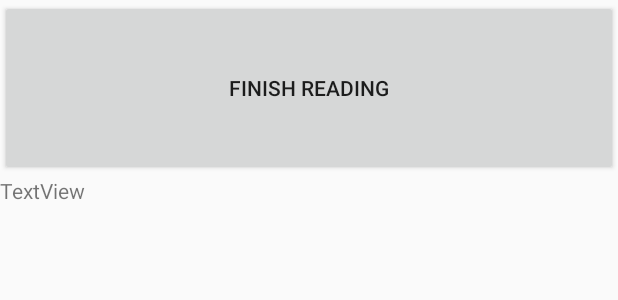
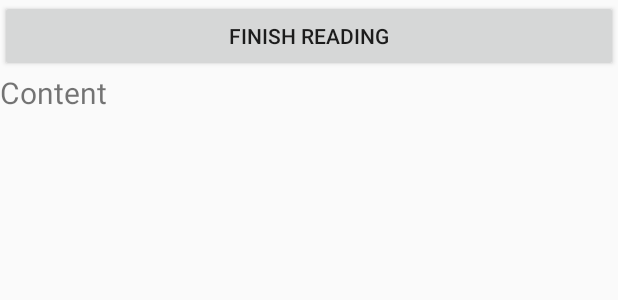
Before and after one commit to xhae/dwg-karrier, an Android app: the layout content.xml on its own in the app's theme, with its tools: preview values and no code run, on a phone screen of 412 x 824 dp. Shown: the top 300 px of the screen. Run offline under Robolectric (Android 15) with nearby library versions, the phone set to English and light mode, and no system bars.

Commit message:
Modify ContentView
solve minor issues:
1. Add title
2. Scroll available
solve unexpected issues:
1. Modify AndroidManifest.xml --> add internet access
1.1 But when we concatenate our modules, it should be careful. My first activity is ContentView, not Main_Activity.
2. Modify build.gradle --> typo in library
still need to be upgraded:
1. Set text size separately in one textView
2. Add image on contents

```diff
--- a/Roys/app/build.gradle
+++ b/Roys/app/build.gradle
@@ -25,7 +25,7 @@ dependencies {
     exclude group: 'com.android.support', module: 'support-annotations'
   })
   compile 'com.android.support:appcompat-v7:25.0.1'
-  compile files('libs/json_simplie-1.1.jar')
+  compile files('libs/json_simple-1.1.jar')
   compile files('libs/jsoup-1.10.2.jar')
   testCompile 'junit:junit:4.12'
 }
--- a/Roys/app/src/main/java/com/dwg_karrier/roys/MainActivity.java
+++ b/Roys/app/src/main/java/com/dwg_karrier/roys/MainActivity.java
@@ -1,7 +1,7 @@
 package com.dwg_karrier.roys;
 
+import android.os.Bundle;
 import android.support.v7.app.AppCompatActivity;
-import android.os.Bundle;
 
 public class MainActivity extends AppCompatActivity {
 
--- a/Roys/app/src/main/res/layout/content.xml
+++ b/Roys/app/src/main/res/layout/content.xml
@@ -3,20 +3,17 @@
               android:orientation="vertical"
               android:layout_width="match_parent"
               android:layout_height="match_parent" android:weightSum="1">
-
   <Button
       android:text="Finish Reading"
       android:layout_width="match_parent"
-      android:layout_height="wrap_content" android:id="@+id/button4" android:layout_weight="0.22"/>
-  <ProgressBar
-      android:id="@+id/progressBar"
-      android:layout_width="wrap_content"
       android:layout_height="wrap_content"
-      android:indeterminate="true"
-      android:layout_centerHorizontal="true"
-      android:visibility="gone"/>
+      android:id="@+id/button4" android:layout_weight="0.005"/>
   <TextView
-      android:text="TextView"
+      android:text="Content"
+      android:scrollbars="vertical"
       android:layout_width="fill_parent"
-      android:layout_height="460dp" android:id="@+id/textView" android:layout_weight="0.22"/>
+      android:layout_height="fill_parent"
+      android:textSize="20sp"
+      android:id="@+id/contentView"
+  />
 </LinearLayout>
```
Also changed, not shown: Roys/app/src/main/AndroidManifest.xml (+3 -4 lines), Roys/app/src/main/java/com/dwg_karrier/roys/ContentView.java (+9 -2 lines).
